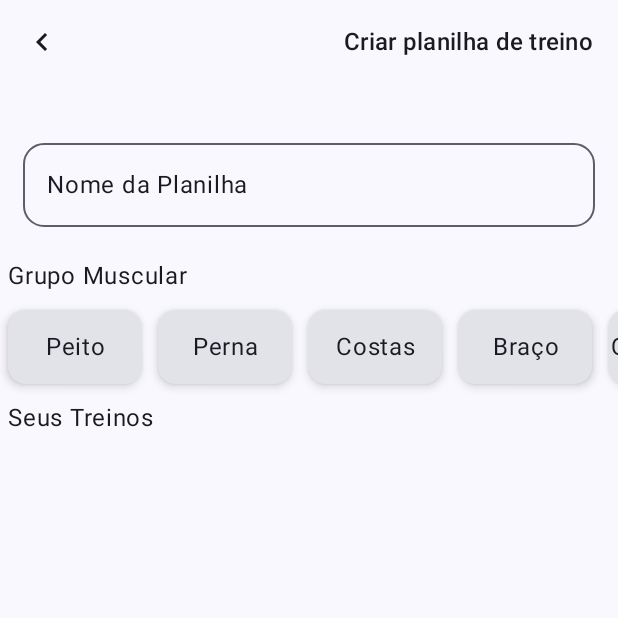
After one commit to Izu-bot/GymPlusApp, an Android app built with Jetpack Compose: the CreateWorkoutScreen screen opened through its navigation route, on a phone screen of 412 x 824 dp, the top half of it. The commit adds this screen. Run offline under Robolectric (Android 15) with nearby library versions, the light colour scheme and no system bars; 1 statement that could not run was skipped.

Commit message:
Issue #2 Tela para criar planilha implementada (não finalizada) Lógica para navegção independente de BottomBar

```diff
--- a/app/src/main/java/com/example/gym/components/CardComponent.kt
+++ b/app/src/main/java/com/example/gym/components/CardComponent.kt
@@ -31,13 +31,15 @@ fun CardComponent(
     textColor: Color,
     cornerRadius: Dp,
     colors: CardColors,
-    cardElevation: CardElevation
+    cardElevation: CardElevation,
+    onClick: () -> Unit
 ) {
     Card(
         shape = RoundedCornerShape(cornerRadius),
         colors = colors,
         elevation = cardElevation,
-        modifier = Modifier.size(width = 160.dp, height = 84.dp)
+        modifier = Modifier.size(width = 160.dp, height = 84.dp),
+        onClick = onClick
     ) {
         Column(
             modifier = Modifier.padding(10.dp)
--- a/app/src/main/java/com/example/gym/navigation/AppBottomBar.kt
+++ b/app/src/main/java/com/example/gym/navigation/AppBottomBar.kt
@@ -17,7 +17,7 @@ fun AppBottomBar(
         Destination.HOME,
         Destination.WORKOUT,
         Destination.PHOTOS,
-        Destination.MEDICAO
+        Destination.MEDICAO,
     ) // ROTAS
 
     NavigationBar {
--- a/app/src/main/java/com/example/gym/navigation/AppNavHost.kt
+++ b/app/src/main/java/com/example/gym/navigation/AppNavHost.kt
@@ -1,16 +1,17 @@
 package com.example.gym.navigation
 
 import androidx.compose.foundation.layout.fillMaxSize
-import androidx.compose.foundation.layout.fillMaxWidth
 import androidx.compose.runtime.Composable
 import androidx.compose.runtime.LaunchedEffect
 import androidx.compose.runtime.collectAsState
 import androidx.compose.runtime.remember
 import androidx.compose.ui.Modifier
+import androidx.compose.ui.focus.focusModifier
 import androidx.lifecycle.viewmodel.compose.viewModel
 import androidx.navigation.NavHostController
 import androidx.navigation.compose.NavHost
 import androidx.navigation.compose.composable
+import androidx.navigation.navigation
 import com.example.gym.data.PreferencesManager
 import com.example.gym.screens.cadastro.CadastroScreen
 import com.example.gym.screens.cadastro.CadastroScreenViewModel
@@ -23,6 +24,7 @@ import com.example.gym.screens.medicao.MedicaoScreen
 import com.example.gym.screens.medicao.MedicaoScreenViewModel
 import com.example.gym.screens.progresso.PhotosScreen
 import com.example.gym.screens.progresso.PhotosScreenViewModel
+import com.example.gym.screens.workout.CreateWorkoutScreen
 import com.example.gym.screens.workout.WorkoutScreen
 import com.example.gym.screens.workout.WorkoutScreenViewModel
 import com.example.gym.service.RetrofitFactory
@@ -118,5 +120,17 @@ fun AppNavHost(
                 navController = navController
             )
         }
+
+        // Navegação independente (não aparece no BottomBar)
+        navigation(
+            route = "independent", startDestination = Destination.HOME.route
+        ) {
+            composable(Destination.CREATE_WORKUT.route) {
+                CreateWorkoutScreen(
+                    modifier = Modifier.fillMaxSize(),
+                    navController = navController
+                )
+            }
+        }
     }
 }
--- a/app/src/main/java/com/example/gym/navigation/Destination.kt
+++ b/app/src/main/java/com/example/gym/navigation/Destination.kt
@@ -5,10 +5,10 @@ import com.example.gym.R
 enum class Destination(val route: String, val label: String, val icon: Int) {
     HOME("home", "Inicio", R.drawable.home),
     WORKOUT("workout", "Treinos", R.drawable.ecg_heart),
+    CREATE_WORKUT("create_workout", "Create_workout", R.drawable.add_80dp),
     PHOTOS("photos", "Fotos", R.drawable.photo),
     MEDICAO("medicao", "Medição", R.drawable.straighten),
     LOGIN("login", "Entrar", R.drawable.person),
     CADASTRO("cadastro", "Cadastrar", R.drawable.person_add),
     LOADING("loading", "Carregando",R.drawable.progress);
-
 }
--- a/app/src/main/java/com/example/gym/navigation/MainScreen.kt
+++ b/app/src/main/java/com/example/gym/navigation/MainScreen.kt
@@ -19,7 +19,7 @@ fun MainScreen() {
         Destination.HOME.route,
         Destination.WORKOUT.route,
         Destination.PHOTOS.route,
-        Destination.MEDICAO.route
+        Destination.MEDICAO.route,
     )
 
     Scaffold(
--- a/app/src/main/java/com/example/gym/screens/home/HomeScreen.kt
+++ b/app/src/main/java/com/example/gym/screens/home/HomeScreen.kt
@@ -21,6 +21,7 @@ import androidx.navigation.NavController
 import com.example.gym.R
 import com.example.gym.components.CardComponent
 import com.example.gym.components.CardTraining
+import com.example.gym.navigation.Destination
 
 @Composable
 fun HomeScreen(modifier: Modifier = Modifier, homeScreenViewModel: HomeScreenViewModel, navController: NavController) {
@@ -79,6 +80,11 @@ fun HomeScreen(modifier: Modifier = Modifier, homeScreenViewModel: HomeScreenVie
                 cardElevation = CardDefaults.cardElevation(
                     defaultElevation = 6.dp
                 ),
+                onClick =  {
+                    navController.navigate(Destination.CREATE_WORKUT.route) {
+                        launchSingleTop = true
+                    }
+                }
             )
             CardComponent(
                 icon = R.drawable.trading,
@@ -93,6 +99,9 @@ fun HomeScreen(modifier: Modifier = Modifier, homeScreenViewModel: HomeScreenVie
                 cardElevation = CardDefaults.cardElevation(
                     defaultElevation = 6.dp
                 ),
+                onClick = {
+
+                }
             )
         }
     }
--- /dev/null
+++ b/app/src/main/java/com/example/gym/screens/workout/CreateWorkoutScreen.kt
@@ -0,0 +1,95 @@
+package com.example.gym.screens.workout
+
+import androidx.compose.foundation.layout.Arrangement
+import androidx.compose.foundation.layout.Box
+import androidx.compose.foundation.layout.Column
+import androidx.compose.foundation.layout.Row
+import androidx.compose.foundation.layout.Spacer
+import androidx.compose.foundation.layout.fillMaxSize
+import androidx.compose.foundation.layout.fillMaxWidth
+import androidx.compose.foundation.layout.height
+import androidx.compose.foundation.layout.padding
+import androidx.compose.foundation.layout.size
+import androidx.compose.foundation.layout.width
+import androidx.compose.foundation.lazy.LazyRow
+import androidx.compose.foundation.lazy.items
+import androidx.compose.material.icons.Icons
+import androidx.compose.material.icons.automirrored.filled.KeyboardArrowLeft
+import androidx.compose.material.icons.filled.Done
+import androidx.compose.material3.Card
+import androidx.compose.material3.CardDefaults
+import androidx.compose.material3.Icon
+import androidx.compose.material3.MaterialTheme
+import androidx.compose.material3.Text
+import androidx.compose.runtime.Composable
+import androidx.compose.ui.Alignment
+import androidx.compose.ui.Modifier
+import androidx.compose.ui.text.style.TextAlign
+import androidx.compose.ui.unit.dp
+import androidx.navigation.NavController
+import com.example.gym.components.LabeledTextField
+
+@Composable
+fun CreateWorkoutScreen(
+    modifier: Modifier = Modifier,
+    navController: NavController
+) {
+
+    val groupsMuscle = listOf(
+        "Peito",
+        "Perna",
+        "Costas",
+        "Braço",
+        "Quadriceps",
+        "Posteriores",
+        "Ombro"
+    )
+
+    Column(modifier) {
+        Row(
+            modifier = Modifier.fillMaxWidth().padding(16.dp),
+            horizontalArrangement = Arrangement.SpaceBetween,
+            verticalAlignment = Alignment.CenterVertically
+        ) {
+            Icon(Icons.AutoMirrored.Filled.KeyboardArrowLeft, contentDescription = "Votlar a Home")
+            Text(text = "Criar planilha de treino", style = MaterialTheme.typography.titleMedium)
+        }
+        Spacer(Modifier.height(16.dp))
+        LabeledTextField(
+            label = "Nome da Planilha",
+            value = "",
+            onValueChange = {},
+            placeholder = "ex, Treino de Segunda-feira",
+        )
+
+//        Seção para criar planilha
+        Text(
+            text = "Grupo Muscular",
+            modifier = Modifier.padding(5.dp)
+        )
+        LazyRow {
+            items(groupsMuscle) {
+                Card(
+                    modifier = Modifier
+                        .size(width = 100.dp, height = 60.dp)
+                        .padding(5.dp),
+                    elevation = CardDefaults.cardElevation(4.dp),
+                ) { Box(
+                    modifier = Modifier.fillMaxSize(),
+                    contentAlignment = Alignment.Center
+                ) {
+                    Text(text = it, textAlign = TextAlign.Center)
+                } }
+            }
+        }
+
+//        Sessão para visualizar os treinos
+        Text(
+            text = "Seus Treinos",
+            modifier = Modifier.padding(5.dp)
+        )
+
+//        Botão para criar exercicio
+//        Botão para criar a planilha
+    }
+}
```
